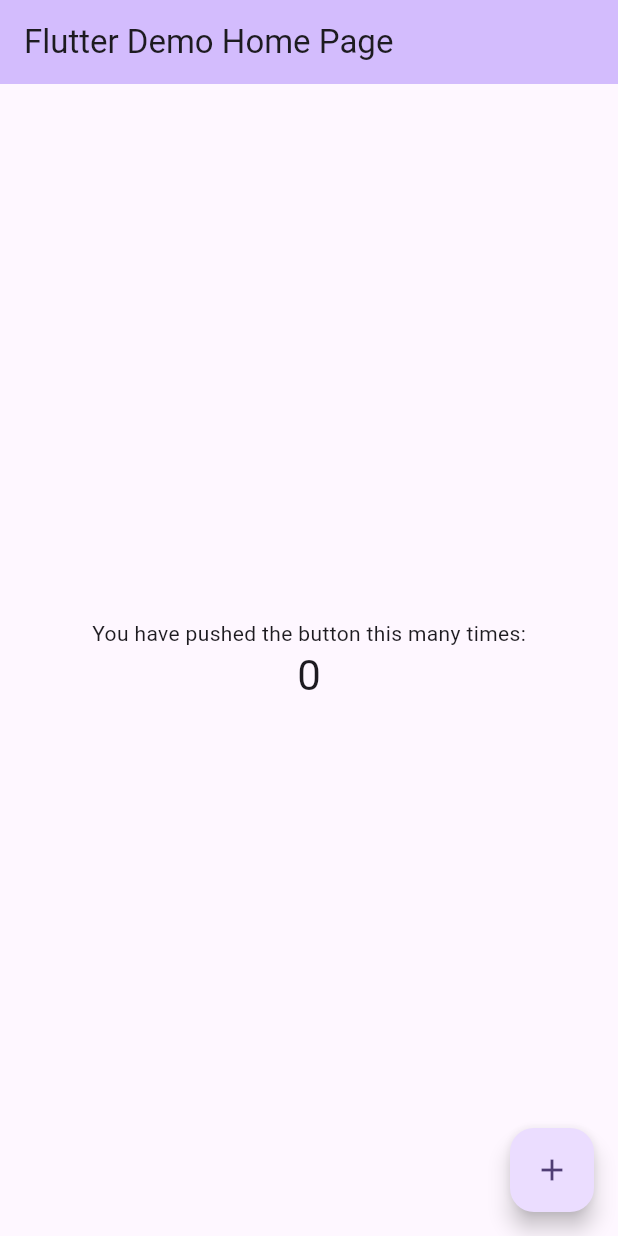
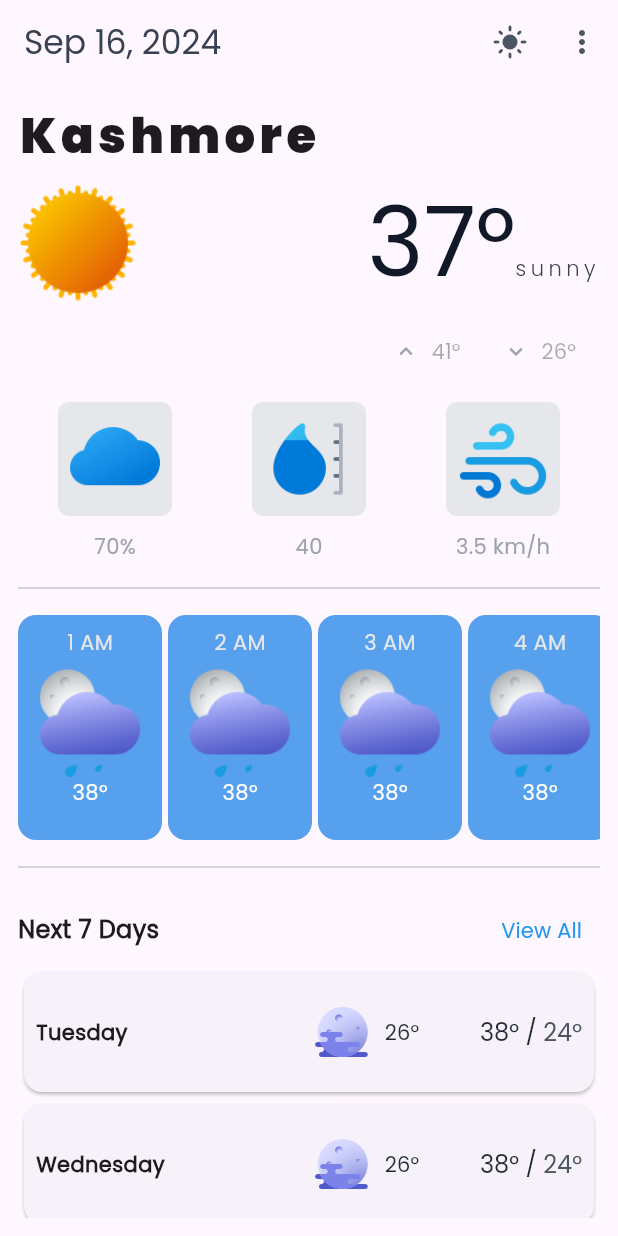
Before and after one commit to saddamkhoso203/weather_info, a Flutter app: the screen it shows after launch, on a phone screen of 412 x 824 dp. Run offline on Flutter 3.47's test engine with Material 3 defaults, Android fonts, the phone set to English and light mode, and no system bars; our stand-ins replace get, velocity_x.

Commit message:
ui almost completed

```diff
--- a/lib/consts/strings.dart
+++ b/lib/consts/strings.dart
@@ -1,4 +1,4 @@
 const String degree = "°";
-const String apiKey = "Your API Key here";
-const String currentEndpoint = "https://api.openweathermap.org/data/2.5/weather?lat={lat}&lon={lon}&appid={API key}";
-const String daysEndpoint = "api.openweathermap.org/data/2.5/forecast?lat={lat}&lon={lon}&appid={API key}";
+// const String apiKey = "Your API Key here";
+// const String currentEndpoint = "https://api.openweathermap.org/data/2.5/weather?lat={lat}&lon={lon}&appid={API key}";
+// const String daysEndpoint = "api.openweathermap.org/data/2.5/forecast?lat={lat}&lon={lon}&appid={API key}";
--- a/lib/main.dart
+++ b/lib/main.dart
@@ -1,4 +1,13 @@
 import 'package:flutter/material.dart';
+import 'package:get/get.dart';
+import 'package:velocity_x/velocity_x.dart';
+import 'package:intl/intl.dart';
+import 'package:weather_info/consts/colors.dart';
+import 'package:weather_info/consts/images.dart';
+import 'package:weather_info/consts/strings.dart';
+import 'package:weather_info/models/current_weather_model.dart';
+
+import 'consts/colors.dart';
 
 void main() {
   runApp(const MyApp());
@@ -7,119 +16,214 @@ void main() {
 class MyApp extends StatelessWidget {
   const MyApp({super.key});
 
-  // This widget is the root of your application.
   @override
   Widget build(BuildContext context) {
-    return MaterialApp(
+    return GetMaterialApp(
+      theme: ThemeData(fontFamily: 'poppins'),
+      debugShowCheckedModeBanner: false,
+      home: const WeatherInfo(),
       title: 'Weather Info',
-      theme: ThemeData(
-        // This is the theme of your application.
-        //
-        // TRY THIS: Try running your application with "flutter run". You'll see
-        // the application has a purple toolbar. Then, without quitting the app,
-        // try changing the seedColor in the colorScheme below to Colors.green
-        // and then invoke "hot reload" (save your changes or press the "hot
-        // reload" button in a Flutter-supported IDE, or press "r" if you used
-        // the command line to start the app).
-        //
-        // Notice that the counter didn't reset back to zero; the application
-        // state is not lost during the reload. To reset the state, use hot
-        // restart instead.
-        //
-        // This works for code too, not just values: Most code changes can be
-        // tested with just a hot reload.
-        colorScheme: ColorScheme.fromSeed(seedColor: Colors.deepPurple),
-        useMaterial3: true,
-      ),
-      home: const MyHomePage(title: 'Flutter Demo Home Page'),
     );
   }
 }
 
-class MyHomePage extends StatefulWidget {
-  const MyHomePage({super.key, required this.title});
-
-  // This widget is the home page of your application. It is stateful, meaning
-  // that it has a State object (defined below) that contains fields that affect
-  // how it looks.
-
-  // This class is the configuration for the state. It holds the values (in this
-  // case the title) provided by the parent (in this case the App widget) and
-  // used by the build method of the State. Fields in a Widget subclass are
-  // always marked "final".
-
-  final String title;
-
-  @override
-  State<MyHomePage> createState() => _MyHomePageState();
-}
-
-class _MyHomePageState extends State<MyHomePage> {
-  int _counter = 0;
-
-  void _incrementCounter() {
-    setState(() {
-      // This call to setState tells the Flutter framework that something has
-      // changed in this State, which causes it to rerun the build method below
-      // so that the display can reflect the updated values. If we changed
-      // _counter without calling setState(), then the build method would not be
-      // called again, and so nothing would appear to happen.
-      _counter++;
-    });
-  }
+class WeatherInfo extends StatelessWidget {
+  const WeatherInfo({super.key});
 
   @override
   Widget build(BuildContext context) {
-    // This method is rerun every time setState is called, for instance as done
-    // by the _incrementCounter method above.
-    //
-    // The Flutter framework has been optimized to make rerunning build methods
-    // fast, so that you can just rebuild anything that needs updating rather
-    // than having to individually change instances of widgets.
+    var date = DateFormat("yMMMd").format(DateTime.now());
     return Scaffold(
       appBar: AppBar(
-        // TRY THIS: Try changing the color here to a specific color (to
-        // Colors.amber, perhaps?) and trigger a hot reload to see the AppBar
-        // change color while the other colors stay the same.
-        backgroundColor: Theme.of(context).colorScheme.inversePrimary,
-        // Here we take the value from the MyHomePage object that was created by
-        // the App.build method, and use it to set our appbar title.
-        title: Text(widget.title),
+        title: "$date".text.gray700.make(),
+        backgroundColor: Colors.transparent,
+        elevation: 0.0,
+        actions: [
+          IconButton(
+              onPressed: () {},
+              icon: const Icon(
+                Icons.light_mode,
+                color: Vx.gray600,
+              )),
+          IconButton(
+              onPressed: () {},
+              icon: const Icon(
+                Icons.more_vert,
+                color: Vx.gray600,
+              )),
+        ],
       ),
-      body: Center(
-        // Center is a layout widget. It takes a single child and positions it
-        // in the middle of the parent.
-        child: Column(
-          // Column is also a layout widget. It takes a list of children and
-          // arranges them vertically. By default, it sizes itself to fit its
-          // children horizontally, and tries to be as tall as its parent.
-          //
-          // Column has various properties to control how it sizes itself and
-          // how it positions its children. Here we use mainAxisAlignment to
-          // center the children vertically; the main axis here is the vertical
-          // axis because Columns are vertical (the cross axis would be
-          // horizontal).
-          //
-          // TRY THIS: Invoke "debug painting" (choose the "Toggle Debug Paint"
-          // action in the IDE, or press "p" in the console), to see the
-          // wireframe for each widget.
-          mainAxisAlignment: MainAxisAlignment.center,
-          children: <Widget>[
-            const Text(
-              'You have pushed the button this many times:',
+      body: Container(
+          padding: EdgeInsets.all(12),
+          child: SingleChildScrollView(
+            physics: BouncingScrollPhysics(),
+            child: Column(
+              crossAxisAlignment: CrossAxisAlignment.start,
+              children: [
+                "Kashmore"
+                    .text
+                    .fontFamily("poppins_bold")
+                    .size(32)
+                    .letterSpacing(3)
+                    .make(),
+                Row(
+                  mainAxisAlignment: MainAxisAlignment.spaceBetween,
+                  children: [
+                    Image.asset(
+                      "assets/weather/01d.png",
+                      height: 80,
+                      width: 80,
+                    ),
+                    RichText(
+                        text: TextSpan(children: [
+                      TextSpan(
+                          text: "37$degree",
+                          style: TextStyle(
+                              color: Vx.gray900,
+                              fontSize: 64,
+                              fontFamily: "poppins")),
+                      TextSpan(
+                          text: "sunny",
+                          style: TextStyle(
+                              color: Vx.gray700,
+                              letterSpacing: 3,
+                              fontSize: 14,
+                              fontFamily: "poppins_light")),
+                    ]))
+                  ],
+                ),
+                Row(
+                  mainAxisAlignment: MainAxisAlignment.end,
+                  children: [
+                    TextButton.icon(
+                        onPressed: null,
+                        icon: Icon(
+                          Icons.expand_less_rounded,
+                          color: Vx.gray400,
+                        ),
+                        label: "41$degree".text.make()),
+                    TextButton.icon(
+                        onPressed: null,
+                        icon: Icon(
+                          Icons.expand_more_rounded,
+                          color: Vx.gray400,
+                        ),
+                        label: "26$degree".text.make()),
+                  ],
+                ),
+                10.heightBox,
+                Row(
+                  mainAxisAlignment: MainAxisAlignment.spaceAround,
+                  children: List.generate(3, (index) {
+                    var IconsList = [clouds, humidity, windspeed];
+                    var values = ["70%", "40", "3.5 km/h"];
+                    return Column(
+                      children: [
+                        Image.asset(
+                          IconsList[index],
+                          width: 60,
+                          height: 60,
+                        )
+                            .box
+                            .gray200
+                            .roundedSM
+                            .padding(EdgeInsets.all(8))
+                            .make(),
+                        10.heightBox,
+                        "${values[index]}".text.gray400.make(),
+                      ],
+                    );
+                  }),
+                ),
+                10.heightBox,
+                Divider(),
+                10.heightBox,
+                SizedBox(
+                  height: 150,
+                  child: ListView.builder(
+                    physics: BouncingScrollPhysics(),
+                    scrollDirection: Axis.horizontal,
+                    shrinkWrap: true,
+                    itemCount: 6,
+                    itemBuilder: (BuildContext context, int index) {
+                      return Container(
+                        padding: EdgeInsets.all(8),
+                        margin: EdgeInsets.only(right: 4),
+                        decoration: BoxDecoration(
+                            color: cardColor,
+                            borderRadius: BorderRadius.circular(12)),
+                        child: Column(
+                          children: [
+                            "${index + 1} AM".text.gray200.make(),
+                            Image.asset(
+                              "assets/weather/09n.png",
+                              width: 80,
+                            ),
+                            "38$degree".text.white.make(),
+                          ],
+                        ),
+                      );
+                    },
+                  ),
+                ),
+                10.heightBox,
+                Divider(),
+                10.heightBox,
+                Row(
+                  mainAxisAlignment: MainAxisAlignment.spaceBetween,
+                  children: [
+                    "Next 7 Days".text.semiBold.size(16).make(),
+                    TextButton(
+                        onPressed: () {},
+                        child: "View All".text.color(Colors.blue).make())
+                  ],
+                ),
+                ListView.builder(
+                    shrinkWrap: true,
+                    itemCount: 7,
+                    itemBuilder: (BuildContext context, int index) {
+                      var day = DateFormat("EEEE").format(
+                          DateTime.now().add(Duration(days: index + 1)));
+                      return Card(
+                        child: Container(
+                          padding:
+                              EdgeInsets.symmetric(horizontal: 8, vertical: 12),
+                          child: Row(
+                            mainAxisAlignment: MainAxisAlignment.spaceBetween,
+                            children: [
+                             Expanded(child:  day.text.semiBold.make()),
+                              Expanded(
+                                child: TextButton.icon(
+                                    onPressed: null,
+                                    icon: Image.asset(
+                                      "assets/weather/50n.png",
+                                      height: 40,
+                                    ),
+                                    label: "26$degree".text.gray800.make()),
+                              ),
+                              RichText(
+                                  text: const TextSpan(children: [
+                                TextSpan(
+                                    text: "38$degree /",
+                                    style: TextStyle(
+                                        color: Vx.gray800,
+                                        fontFamily: "poppins",
+                                        fontSize: 16)),
+                                TextSpan(
+                                    text: " 24$degree",
+                                    style: TextStyle(
+                                        color: Vx.gray600,
+                                        fontFamily: "poppins",
+                                        fontSize: 16)),
+                              ]))
+                            ],
+                          ),
+                        ),
+                      );
+                    })
+              ],
             ),
-            Text(
-              '$_counter',
-              style: Theme.of(context).textTheme.headlineMedium,
-            ),
-          ],
-        ),
-      ),
-      floatingActionButton: FloatingActionButton(
-        onPressed: _incrementCounter,
-        tooltip: 'Increment',
-        child: const Icon(Icons.add),
-      ), // This trailing comma makes auto-formatting nicer for build methods.
+          )),
     );
   }
 }
```
